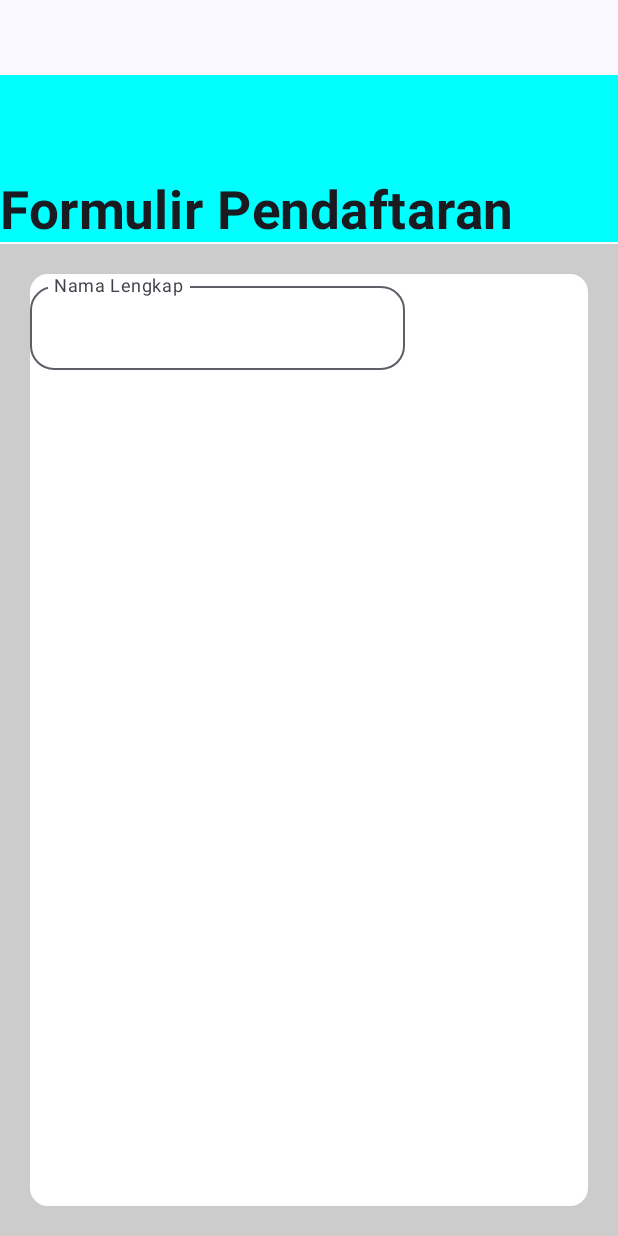
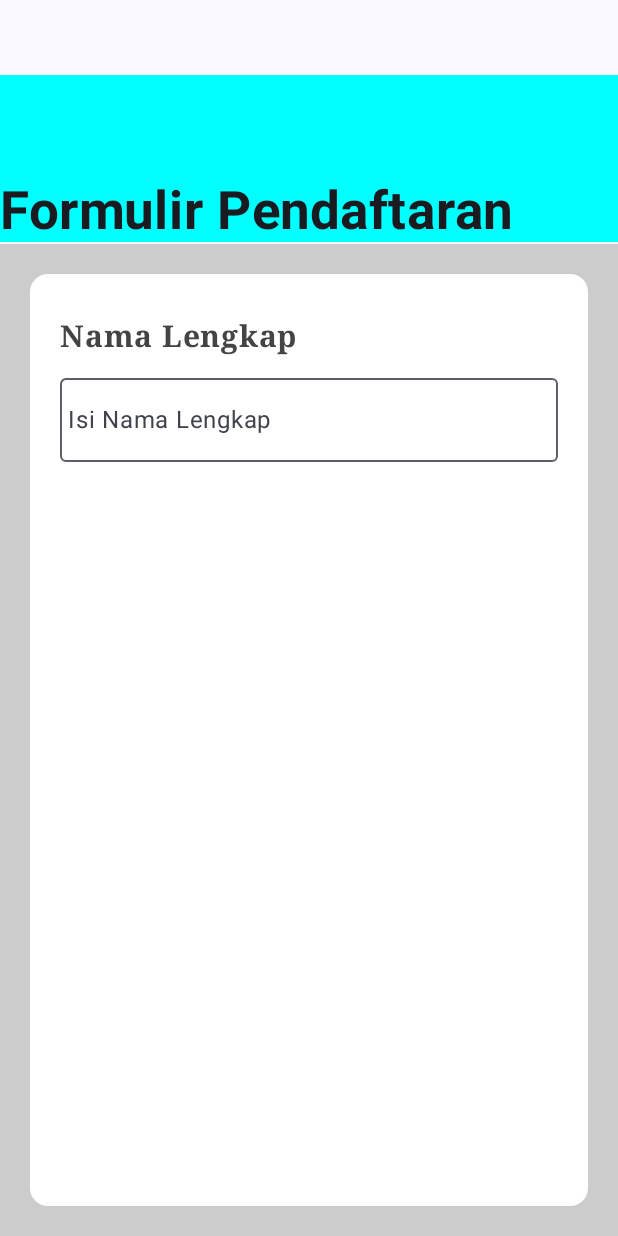
Before and after one commit to nabilasaf/PRAKPAM2, an Android app built with Jetpack Compose: the screen it shows after launch (MainActivity), on a phone screen of 412 x 824 dp. Run offline under Robolectric (Android 15) with nearby library versions, the phone set to English and light mode, and no system bars.

Commit message:
Menambahkan OutlinedTextField untuk mengisi nama lengkap

```diff
--- a/app/src/main/java/com/example/prakpam2/InputDataPengguna.kt
+++ b/app/src/main/java/com/example/prakpam2/InputDataPengguna.kt
@@ -1,6 +1,7 @@
 package com.example.prakpam2
 
 import android.text.style.BackgroundColorSpan
+import androidx.compose.animation.expandVertically
 import androidx.compose.foundation.background
 import androidx.compose.foundation.layout.Arrangement
 import androidx.compose.foundation.layout.Box
@@ -59,7 +60,7 @@ fun FormPendaftaran (modifier: Modifier){
 
     Column (modifier = Modifier.padding(top = 50.dp)
         .fillMaxWidth(),
-        verticalArrangement = Arrangement.Center,
+        verticalArrangement = Arrangement.Center
 
     ){
         Box(modifier = Modifier
@@ -81,13 +82,24 @@ fun FormPendaftaran (modifier: Modifier){
             .padding(all = 20.dp),
 
             colors = CardDefaults.cardColors(
-                containerColor = Color.White)){
+                containerColor = Color.White))
+        {
+            Spacer(modifier= Modifier.height(height = 20.dp))
+            Text(text = stringResource(id = R.string.Nama),
+                fontSize = 20.sp,
+                fontFamily = FontFamily.Serif,
+                fontWeight = FontWeight.Bold,
+                color = Color.DarkGray,
+                modifier = Modifier.padding(top = 10.dp)
+                    .padding(horizontal = 20.dp))
+            Spacer(modifier= Modifier.height(height = 15.dp))
             OutlinedTextField(
                 value = textNama,
                 singleLine = true,
-                shape = MaterialTheme.shapes.large,
-                modifier = Modifier.width(width = 250.dp),
-                label = {Text(text = "Nama Lengkap") },
+                modifier = Modifier.width(width = 400.dp)
+                    .padding(horizontal = 20.dp),
+                leadingIcon = {Text(text = "Isi Nama Lengkap",
+                    modifier = Modifier.padding(start = 5.dp))},
                 onValueChange = {
                     textNama = it
                 })
--- a/app/src/main/res/values/strings.xml
+++ b/app/src/main/res/values/strings.xml
@@ -2,4 +2,5 @@
     <string name="app_name">PRAKPAM2</string>
     <string name="Submit">Submit</string>
     <string name="pendaftaran">Formulir Pendaftaran</string>
+    <string name="Nama">Nama Lengkap</string>
 </resources>
```
